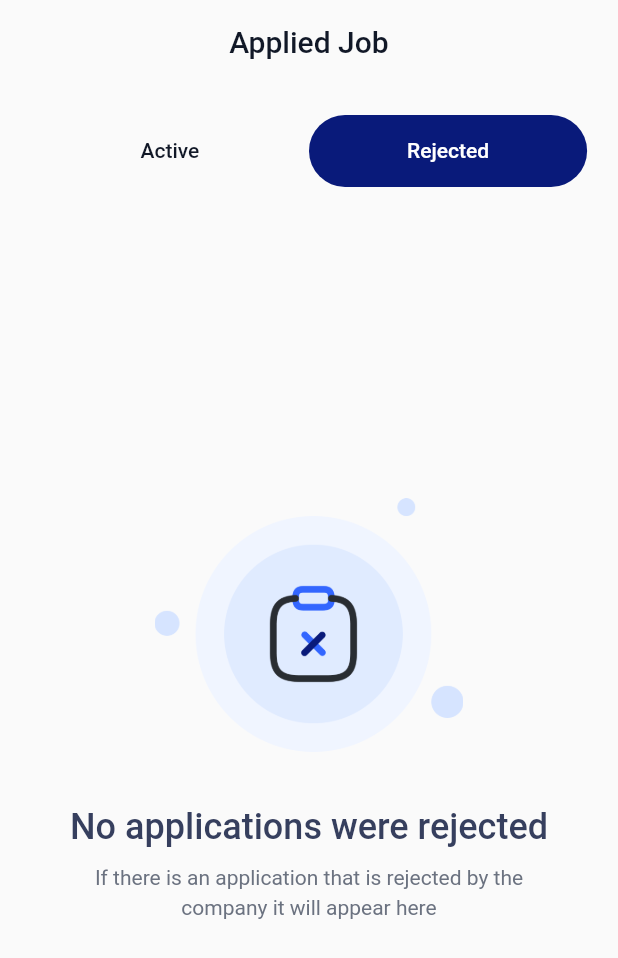
After one commit to Mohaned88/jobsque, a Flutter app: the AppliedJobMainScreen screen opened directly, tab 2 chosen, on a phone screen of 412 x 824 dp. The commit adds this screen. Shown: the top 958 px of the screen. Run offline on Flutter 3.47's test engine with Material 2 defaults, Android fonts, the phone set to English and light mode, and no system bars; our stand-ins replace banner_carousel, bloc, dio, dotted_border, dotted_line, easy_rich_text and 11 more; accounts and stored records are empty.

Commit message:
Initial commit

```diff
--- a/lib/02_view/01_presentation/03_body/01_home.dart
+++ b/lib/02_view/01_presentation/03_body/01_home.dart
@@ -116,14 +116,19 @@ class _HomeScreenState extends State<HomeScreen> {
                     ),
                   ),
                 ),
-                if (homeCubit.suggestJobs.isNotEmpty) ...[
-                  SliverToBoxAdapter(
+                // if (homeCubit.suggestJobs.isNotEmpty) ...[
+                  BlocConsumer<HomeCubit, HomeStates>(
+                    listener: (context, state) {},
+                    builder: (context, state) {
+                      if(homeCubit.suggestJobs.isNotEmpty) {
+                        return SliverToBoxAdapter(
                           child: Column(
                             mainAxisAlignment: MainAxisAlignment.start,
                             mainAxisSize: MainAxisSize.min,
                             children: [
                               Row(
-                          mainAxisAlignment: MainAxisAlignment.spaceBetween,
+                                mainAxisAlignment:
+                                    MainAxisAlignment.spaceBetween,
                                 crossAxisAlignment: CrossAxisAlignment.start,
                                 children: [
                                   const CustomText(
@@ -148,15 +153,7 @@ class _HomeScreenState extends State<HomeScreen> {
                               SizedBox(
                                 height: 5.w,
                               ),
-                        BlocConsumer<HomeCubit, HomeStates>(
-                          listener: (context, state) {},
-                          builder: (context, state) {
-                            if (state is LoadingSuggestColorListState) {
-                              return const Center(
-                                child: CircularProgressIndicator(),
-                              );
-                            } else {
-                              return SizedBox(
+                              SizedBox(
                                 height: 50.w,
                                 child: BannerCarousel(
                                   viewportFraction: 0.9,
@@ -177,14 +174,18 @@ class _HomeScreenState extends State<HomeScreen> {
                                     ),
                                   ),
                                 ),
+                              ),
+                            ],
+                          ),
                         );
+                      }
+                      else{
+                        return const SliverToBoxAdapter(child: SizedBox());
                       }
                     },
                   ),
-                      ],
-                    ),
-                  ),
-                ], // Banner Carousel
+
+                // ], // Banner Carousel
                 SliverToBoxAdapter(
                   child: Padding(
                     padding: EdgeInsets.symmetric(vertical: 3.w),
--- a/lib/02_view/01_presentation/03_body/07_applied_job_main.dart
+++ b/lib/02_view/01_presentation/03_body/07_applied_job_main.dart
@@ -1,6 +1,7 @@
 import 'package:flutter/material.dart';
 import 'package:flutter_bloc/flutter_bloc.dart';
 import 'package:jobsque/02_view/01_presentation/03_body/applied_job_tabs/01_active_jobs_tab.dart';
+import 'package:jobsque/02_view/01_presentation/03_body/applied_job_tabs/02_rejected_jobs_tab.dart';
 import 'package:jobsque/03_controller/03_cubit/screens/apply_job/apply_job_States.dart';
 import 'package:jobsque/03_controller/03_cubit/screens/apply_job/apply_job_cubit.dart';
 import 'package:sizer/sizer.dart';
@@ -61,10 +62,10 @@ class AppliedJobMainScreen extends StatelessWidget {
               Expanded(
                 child: BlocConsumer<ApplyJobCubit,ApplyJobStates>(
                   listener: (context,state){},
-                  builder: (context,state)=>TabBarView(
+                  builder: (context,state)=>const TabBarView(
                     children: [
                       ActiveJobsTab(),
-                      ActiveJobsTab(),
+                      RejectedJobsTab(),
                     ],
                   ),
                 ),
--- /dev/null
+++ b/lib/02_view/01_presentation/03_body/applied_job_tabs/02_rejected_jobs_tab.dart
@@ -0,0 +1,77 @@
+import 'package:flutter/material.dart';
+import 'package:jobsque/03_controller/03_cubit/screens/apply_job/apply_job_cubit.dart';
+import 'package:sizer/sizer.dart';
+
+import '../../../02_components/cards/job_preview_card.dart';
+import '../../../03_widgets/custom_text.dart';
+import '../../../04_utilities/res/assets.dart';
+import '../../../04_utilities/res/strings.dart';
+import '../../../05_styles/colors.dart';
+
+class RejectedJobsTab extends StatelessWidget {
+  const RejectedJobsTab({Key? key}) : super(key: key);
+
+  @override
+  Widget build(BuildContext context) {
+    ApplyJobCubit applyJobCubit = ApplyJobCubit.get(context);
+    if (applyJobCubit.appliedRejectedJobs.isEmpty) {
+      return SizedBox(
+        width: double.infinity,
+        height: double.infinity,
+        child: Column(
+          mainAxisSize: MainAxisSize.max,
+          mainAxisAlignment: MainAxisAlignment.center,
+          crossAxisAlignment: CrossAxisAlignment.center,
+          children: [
+            Padding(
+              padding: EdgeInsets.symmetric(horizontal: 3.w, vertical: 10.w),
+              child: Column(
+                mainAxisSize: MainAxisSize.max,
+                mainAxisAlignment: MainAxisAlignment.center,
+                children: [
+                  Image.asset(
+                    AppAssets.appliedJobNoActivesImage,
+                    width: 50.w,
+                    height: 50.w,
+                  ),
+                  SizedBox(height: 3.w),
+                  const CustomText(
+                    text: AppStrings.appliedJobNoActivesTitle,
+                    fontSize: 24,
+                    fontWeight: FontWeight.w500,
+                    height: 1.4,
+                    color: AppColors.textsBlack,
+                    textAlign: TextAlign.center,
+                  ),
+                  SizedBox(height: 2.w),
+                  const CustomText(
+                    text: AppStrings.appliedJobNoActivesSubTitle,
+                    fontSize: 14,
+                    fontWeight: FontWeight.w400,
+                    height: 1.4,
+                    color: AppColors.grey,
+                    textAlign: TextAlign.center,
+                  ),
+                ],
+              ),
+            ),
+          ],
+        ),
+      );
+    } else {
+      return CustomScrollView(
+        slivers: [
+          SliverList(
+            delegate: SliverChildBuilderDelegate(
+                  (context, index) => JobPreviewCard(
+                jobModel: applyJobCubit.appliedRejectedJobs[index],
+                saveOnPressed: (){},
+              ),
+              childCount: applyJobCubit.appliedRejectedJobs.length,
+            ),
+          ),
+        ],
+      );
+    }
+  }
+}
--- a/lib/03_controller/03_cubit/screens/apply_job/apply_job_cubit.dart
+++ b/lib/03_controller/03_cubit/screens/apply_job/apply_job_cubit.dart
@@ -163,4 +163,5 @@ class ApplyJobCubit extends Cubit<ApplyJobStates> {
       salary: '15k-20k',
     ),
   ];
+  List<JobModel> appliedRejectedJobs = [];
 }
--- a/lib/03_controller/03_cubit/screens/home/home_cubit.dart
+++ b/lib/03_controller/03_cubit/screens/home/home_cubit.dart
@@ -97,9 +97,9 @@ class HomeCubit extends Cubit<HomeStates> {
         );
         changeEnabledItemColor(0);
         /*print(response.data['data'][1]);*/
-        emit(RetrieveListSuccessState());
+        emit(RetrieveSuggestListSuccessState());
       } else {
-        emit(RetrieveListFailState());
+        emit(RetrieveSuggestListFailState());
       }
     } catch (e) {
       print(
--- a/lib/03_controller/03_cubit/screens/home/home_states.dart
+++ b/lib/03_controller/03_cubit/screens/home/home_states.dart
@@ -9,3 +9,6 @@ class DisabledItemColorState extends HomeStates{}
 class LoadingJobsListState extends HomeStates{}
 class RetrieveListSuccessState extends HomeStates{}
 class RetrieveListFailState extends HomeStates{}
+
+class RetrieveSuggestListSuccessState extends HomeStates{}
+class RetrieveSuggestListFailState extends HomeStates{}
```
Lines whose indentation alone changed are shown as unchanged.
